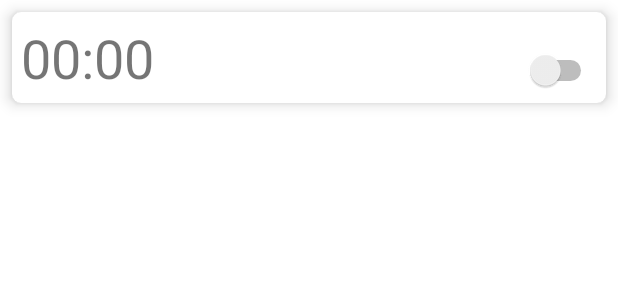
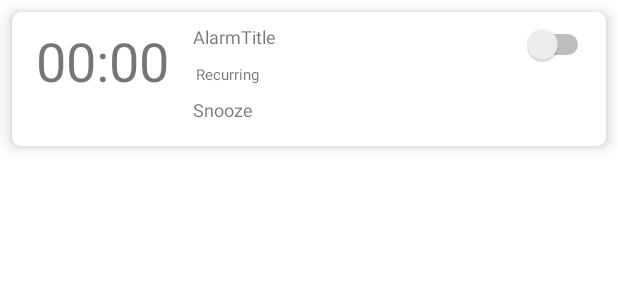
Before and after one commit to gosooners345/SuperClock, an Android app: the layout item_alarm.xml on its own in the app's theme, with its tools: preview values and no code run, on a phone screen of 412 x 824 dp. Shown: the top 300 px of the screen. Run offline under Robolectric (Android 15) with nearby library versions, the phone set to English and light mode, and no system bars.

Commit message:
Clean up code from previous test and implement adjustable snooze length
Signed-off-by: Brandon Guerin <BoomerSooner12345@gmail.com>

```diff
--- a/app/src/main/java/com/superclock/release1/ui/alarms/AlarmFragment.kt
+++ b/app/src/main/java/com/superclock/release1/ui/alarms/AlarmFragment.kt
@@ -81,10 +81,10 @@ class AlarmFragment : Fragment(),
 
     //Delete Alarms
     fun deleteAlarm(position: Int) {
+       //Retrieve Position of alarm to delete
         var alarmList = alarmRecyclerViewAdapter.getAlarms()
         var alarm = alarmList[position]
-
-        //   alarmRecyclerViewAdapter.deleteAlarm(alarm)
+        //Delete alarm
         alarmsListViewModel.alarmRepository?.delete(alarm)
         alarmRecyclerViewAdapter.notifyDataSetChanged()
 
--- a/app/src/main/res/layout/item_alarm.xml
+++ b/app/src/main/res/layout/item_alarm.xml
@@ -1,69 +1,90 @@
 <?xml version="1.0" encoding="utf-8"?>
-<androidx.constraintlayout.widget.ConstraintLayout xmlns:android="http://schemas.android.com/apk/res/android"
+<androidx.cardview.widget.CardView xmlns:android="http://schemas.android.com/apk/res/android"
     xmlns:app="http://schemas.android.com/apk/res-auto"
     xmlns:tools="http://schemas.android.com/tools"
     android:layout_width="match_parent"
-    android:layout_height="match_parent">
-
-    <androidx.cardview.widget.CardView
-        android:layout_width="match_parent"
     android:layout_height="wrap_content"
-        android:layout_margin="8dp"
     android:layout_marginStart="8dp"
     android:layout_marginTop="8dp"
     android:layout_marginEnd="8dp"
     app:cardCornerRadius="6dp"
-        app:cardElevation="6dp"
-        app:layout_constraintEnd_toEndOf="parent"
-        app:layout_constraintStart_toStartOf="parent"
-        app:layout_constraintTop_toTopOf="parent">
+    app:cardElevation="6dp">
 
-        <LinearLayout
+    <androidx.constraintlayout.widget.ConstraintLayout
         android:layout_width="match_parent"
-            android:layout_height="wrap_content"
-            android:orientation="horizontal"
-            android:padding="6dp">
+        android:layout_height="match_parent">
+
 
         <TextView
-                android:id="@+id/item_alarm_time"
+            android:id="@+id/alarmTime"
             android:layout_width="wrap_content"
             android:layout_height="wrap_content"
+            android:layout_marginStart="16dp"
+            android:layout_marginTop="8dp"
             android:text="00:00"
-                android:textSize="36sp" />
+            android:textSize="36sp"
+            app:layout_constraintStart_toStartOf="parent"
+            app:layout_constraintTop_toTopOf="parent" />
 
         <ImageView
-                android:id="@+id/item_alarm_recurring"
-                android:layout_width="wrap_content"
-                android:layout_height="wrap_content"
-                android:layout_margin="2dp" />
-
-            <LinearLayout
+            android:id="@+id/recurringCheck"
             android:layout_width="wrap_content"
             android:layout_height="wrap_content"
             android:layout_margin="2dp"
-                android:orientation="vertical">
+            android:layout_marginTop="8dp"
+            app:layout_constraintStart_toStartOf="@id/alarmtitleTV"
+            app:layout_constraintTop_toBottomOf="@id/alarmtitleTV" />
+
 
         <TextView
             android:id="@+id/item_alarm_recurringDays"
             android:layout_width="wrap_content"
             android:layout_height="wrap_content"
-                    android:textSize="10sp" />
+            android:layout_marginTop="8dp"
+            android:text="Recurring"
+            android:textSize="10sp"
+            app:layout_constraintStart_toStartOf="@id/recurringCheck"
+            app:layout_constraintTop_toBottomOf="@id/recurringCheck" />
+
 
         <TextView
-                    android:id="@+id/item_alarm_title"
+            android:id="@+id/alarmtitleTV"
             android:layout_width="wrap_content"
             android:layout_height="wrap_content"
-                    android:textSize="12sp" />
+            android:layout_marginStart="16dp"
+            android:layout_marginTop="8dp"
+            android:text="AlarmTitle"
+            android:textSize="12sp"
+            app:layout_constraintStart_toEndOf="@+id/alarmTime"
+            app:layout_constraintTop_toTopOf="parent" />
 
-            </LinearLayout>
+        <TextView
+            android:id="@+id/alarmSnoozeLength"
+            android:layout_width="wrap_content"
+            android:layout_height="wrap_content"
+            android:layout_marginStart="16dp"
+            android:layout_marginTop="8dp"
+            android:layout_marginBottom="16dp"
+            android:text="Snooze"
+            android:textSize="12sp"
+            app:layout_constraintBottom_toBottomOf="parent"
+            app:layout_constraintStart_toEndOf="@+id/alarmTime"
+            app:layout_constraintTop_toBottomOf="@id/item_alarm_recurringDays" />
 
         <Switch
-                android:id="@+id/item_alarm_started"
+            android:id="@+id/alarmToggleSwitch"
             android:layout_width="wrap_content"
             android:layout_height="wrap_content"
-                android:layout_weight="1" />
 
-        </LinearLayout>
+            android:layout_gravity="end"
+            android:layout_marginTop="8dp"
+            android:layout_marginEnd="8dp"
+            android:textOff="@string/off"
+            android:textOn="@string/on"
+            app:layout_constraintEnd_toEndOf="parent"
+            app:layout_constraintTop_toTopOf="parent"
+            tools:ignore="UseSwitchCompatOrMaterialXml" />
 
+
+    </androidx.constraintlayout.widget.ConstraintLayout>
 </androidx.cardview.widget.CardView>
-</androidx.constraintlayout.widget.ConstraintLayout>
--- a/app/src/main/res/values/strings.xml
+++ b/app/src/main/res/values/strings.xml
@@ -24,5 +24,7 @@
     <string name="saturday">Saturday</string>
     <string name="alarm_title">Alarm Title:</string>
     <string name="enter_snooze_length_here">Enter Snooze length here</string>
+    <string name="off">Off</string>
+    <string name="on">On</string>
 
 </resources>
```
Also changed, not shown: app/src/main/java/com/superclock/release1/RingActivity.kt (+14 -3 lines), app/src/main/java/com/superclock/release1/data/AlarmRepository.kt (+12 -19 lines), app/src/main/java/com/superclock/release1/ui/alarms/AlarmViewHolder.kt (+13 -6 lines), app/src/main/java/com/superclock/release1/ui/createalarms/CreateAlarmFragment.kt (+13 -17 lines), app/src/main/res/layout/fragment_alarm_create.xml (+19 -21 lines). Lines whose indentation alone changed are shown as unchanged.
